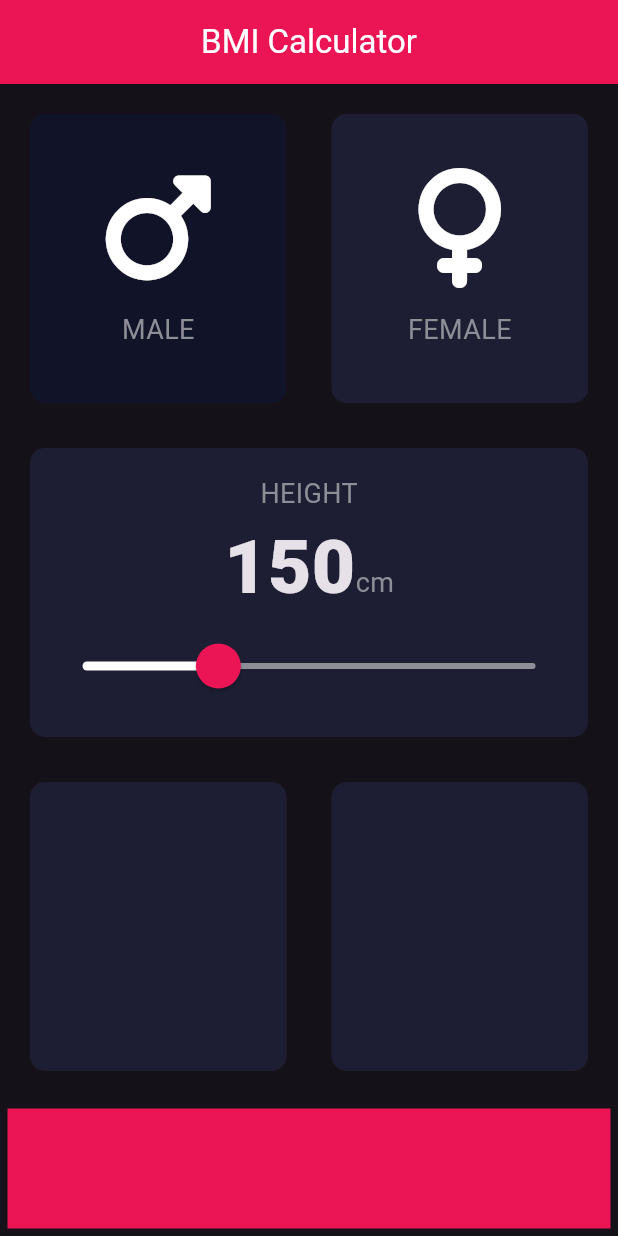
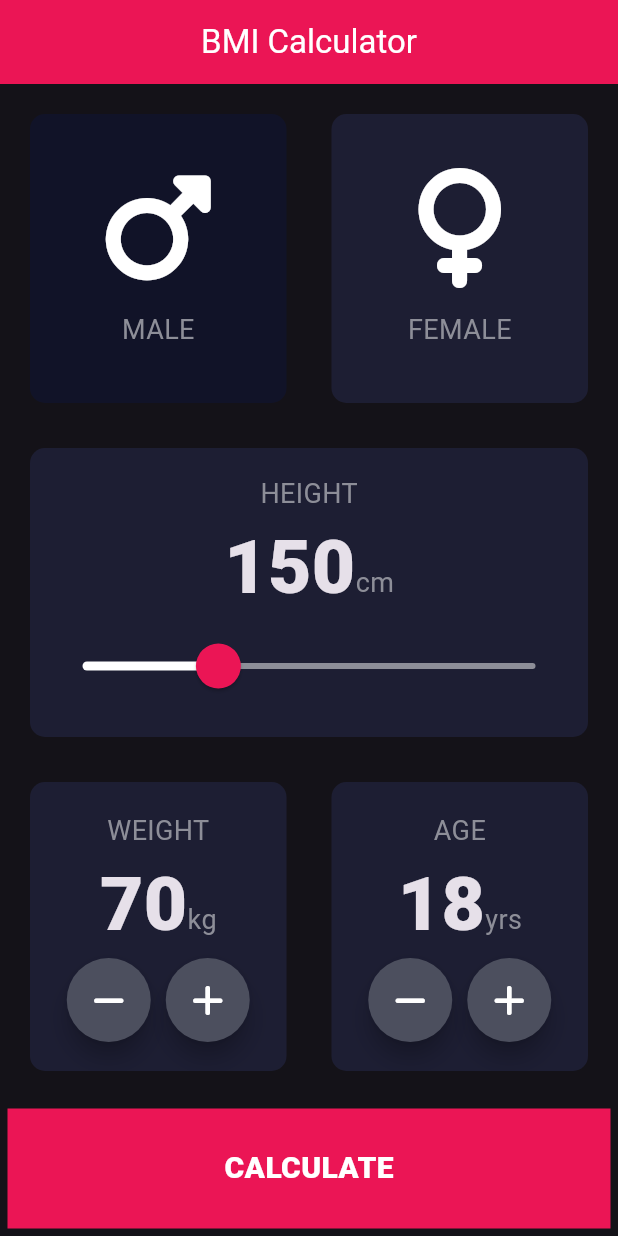
Before and after one commit to riaanjlagrange/bmi_calculater, a Flutter app: the screen it shows after launch, on a phone screen of 412 x 824 dp. Run offline on Flutter 3.47's test engine with Material 3 defaults, Android fonts, the phone set to English and light mode, and no system bars; our stand-ins replace font_awesome_flutter.

```diff
--- /dev/null
+++ b/lib/increase_or_decrease.dart
@@ -0,0 +1,99 @@
+import 'package:bmi_calculator/constants.dart';
+import 'package:flutter/material.dart';
+import 'package:font_awesome_flutter/font_awesome_flutter.dart';
+
+class AddOrDecrease extends StatefulWidget {
+  final String title;
+  final int startingNum;
+  final String unit;
+
+  const AddOrDecrease({
+    super.key,
+    required this.title,
+    required this.startingNum,
+    required this.unit,
+  });
+
+  @override
+  State<AddOrDecrease> createState() => _AddOrDecreaseState();
+}
+
+class _AddOrDecreaseState extends State<AddOrDecrease> {
+  late String title;
+  late int startingNum;
+  late String unit;
+
+  @override
+  void initState() {
+    super.initState();
+    title = widget.title;
+    startingNum = widget.startingNum;
+    unit = widget.unit;
+  }
+
+  @override
+  Widget build(BuildContext context) {
+    return Column(
+      mainAxisAlignment: MainAxisAlignment.center,
+      children: <Widget>[
+        Text(title.toUpperCase(), style: kLabelTextStyle),
+        Row(
+          mainAxisAlignment: MainAxisAlignment.center,
+          crossAxisAlignment: CrossAxisAlignment.baseline,
+          textBaseline: TextBaseline.alphabetic,
+          children: <Widget>[
+            Text(startingNum.toString(), style: kLargeLabel),
+            Text(unit, style: kLabelTextStyle),
+          ],
+        ),
+        Row(
+          mainAxisAlignment: MainAxisAlignment.center,
+          children: <Widget>[
+            RoundIconButton(
+              icon: FaIcon(FontAwesomeIcons.minus),
+              operation: () {
+                setState(() {
+                  startingNum--;
+                });
+              },
+            ),
+            SizedBox(width: 10),
+            RoundIconButton(
+              icon: FaIcon(FontAwesomeIcons.plus),
+              operation: () {
+                setState(() {
+                  startingNum++;
+                });
+              },
+            ),
+          ],
+        ),
+      ],
+    );
+  }
+}
+
+class RoundIconButton extends StatelessWidget {
+  final Widget icon;
+  final Function operation;
+
+  const RoundIconButton({
+    required this.icon,
+    required this.operation,
+    super.key,
+  });
+
+  @override
+  Widget build(BuildContext context) {
+    return RawMaterialButton(
+      onPressed: () {
+        operation();
+      },
+      elevation: 6,
+      constraints: BoxConstraints.tightFor(height: 56, width: 56),
+      shape: CircleBorder(),
+      fillColor: Color(0xFF4C4F5E),
+      child: icon,
+    );
+  }
+}
--- a/lib/input_page.dart
+++ b/lib/input_page.dart
@@ -1,12 +1,18 @@
+import 'package:bmi_calculator/increase_or_decrease.dart';
 import 'package:flutter/material.dart';
 import 'shaded_container.dart';
 import 'gender_picker.dart';
 import 'constants.dart';
 import 'height_slider.dart';
+import 'results_page.dart';
 
 enum Gender { male, female }
 
 int height = 150;
+
+int weight = 70;
+
+int age = 18;
 
 class InputPage extends StatefulWidget {
   const InputPage({super.key});
@@ -70,16 +76,52 @@ class _InputPageState extends State<InputPage> {
                 child: Row(
                   mainAxisSize: MainAxisSize.max,
                   children: <Widget>[
-                    Expanded(child: ShadedContainer(color: kTileColor)),
-                    Expanded(child: ShadedContainer(color: kTileColor)),
+                    Expanded(
+                      child: ShadedContainer(
+                        color: kTileColor,
+                        cardChild: AddOrDecrease(
+                          title: "weight",
+                          startingNum: weight,
+                          unit: "kg",
+                        ),
+                      ),
+                    ),
+                    Expanded(
+                      child: ShadedContainer(
+                        color: kTileColor,
+                        cardChild: AddOrDecrease(
+                          title: "age",
+                          startingNum: age,
+                          unit: "yrs",
+                        ),
+                      ),
+                    ),
                   ],
                 ),
               ),
-              Container(
-                color: kBottomContainerColor,
-                margin: EdgeInsets.only(top: 10.0),
-                width: double.infinity,
-                height: kBottomContainerHeight,
+              GestureDetector(
+                onTap: () {
+                  Navigator.push(
+                    context,
+                    MaterialPageRoute(builder: (context) => ResultsPage()),
+                  );
+                },
+                child: Container(
+                  color: kBottomContainerColor,
+                  margin: EdgeInsets.only(top: 10.0),
+                  width: double.infinity,
+                  height: kBottomContainerHeight,
+                  child: Center(
+                    child: Text(
+                      "CALCULATE",
+                      style: TextStyle(
+                        color: Colors.white,
+                        fontWeight: FontWeight.w900,
+                        fontSize: 20,
+                      ),
+                    ),
+                  ),
+                ),
               ),
             ],
           ),
--- /dev/null
+++ b/lib/results_page.dart
@@ -0,0 +1,20 @@
+import 'package:flutter/material.dart';
+
+class ResultsPage extends StatelessWidget {
+  const ResultsPage({super.key});
+
+  @override
+  Widget build(BuildContext context) {
+    return Scaffold(
+      appBar: AppBar(title: Text("Results Page")),
+      body: SafeArea(
+        child: Center(
+          child: Text(
+            "Get your results here",
+            style: TextStyle(color: Colors.white),
+          ),
+        ),
+      ),
+    );
+  }
+}
```
